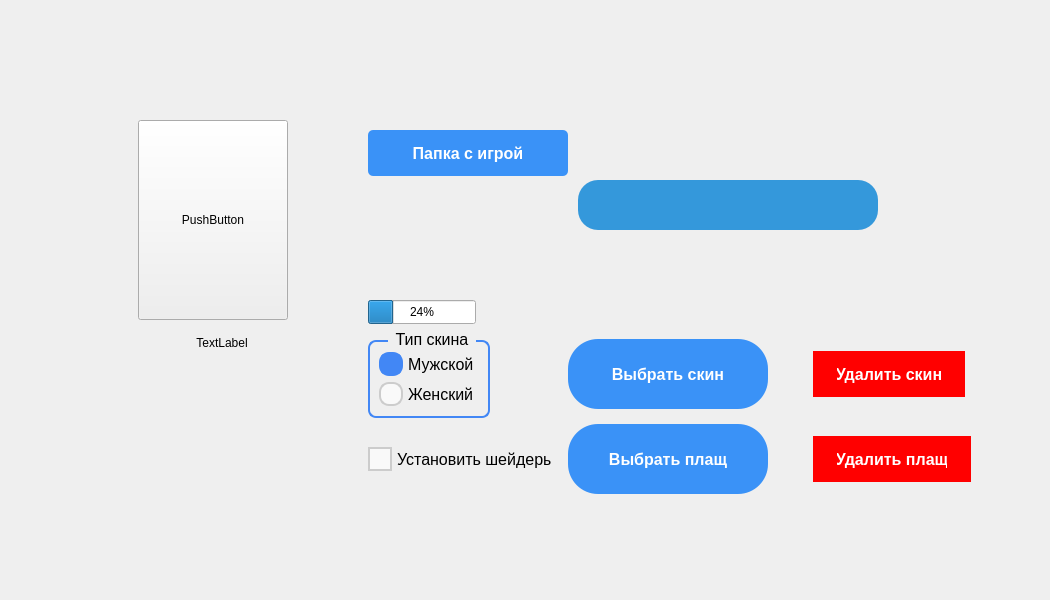
This is src/launcher/design/design.ui in izharus/tfc_halloween_launcher as Qt 5 draws it before an edit. The edited form follows.
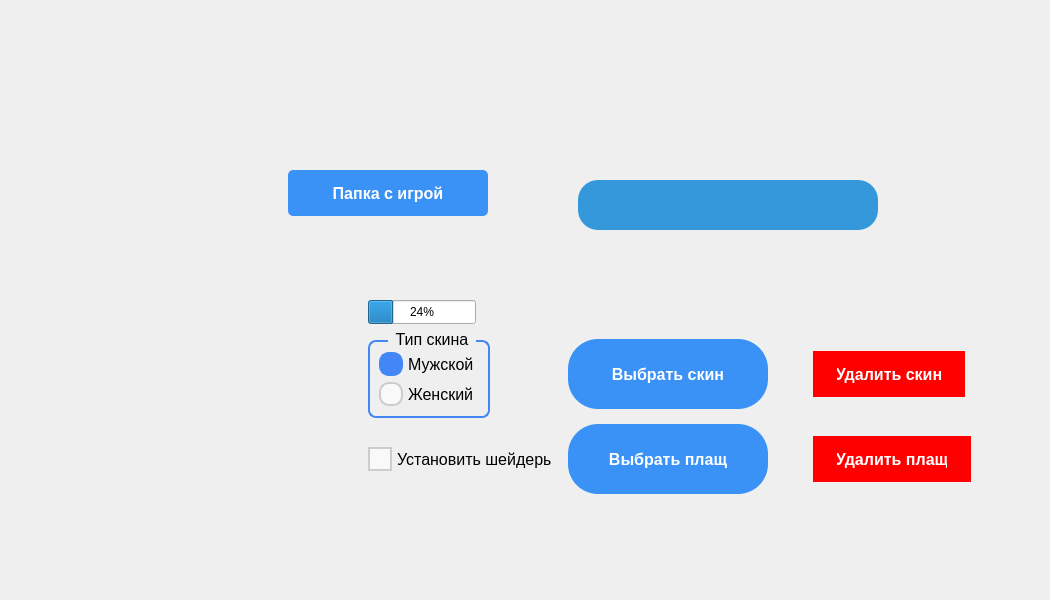
This is the edited form. The open tabs and pages were chosen to show the change. Icons and pictures are not drawn.

Patch:
```diff
--- a/src/launcher/design/design.ui
+++ b/src/launcher/design/design.ui
@@ -1196,37 +1196,7 @@
                 <height>240</height>
                </rect>
               </property>
-              <layout class="QVBoxLayout" name="verticalLayout_4">
-               <item>
-                <widget class="QPushButton" name="pushButton_3">
-                 <property name="minimumSize">
-                  <size>
-                   <width>150</width>
-                   <height>200</height>
-                  </size>
-                 </property>
-                 <property name="maximumSize">
-                  <size>
-                   <width>150</width>
-                   <height>200</height>
-                  </size>
-                 </property>
-                 <property name="text">
-                  <string>PushButton</string>
-                 </property>
-                </widget>
-               </item>
-               <item>
-                <widget class="QLabel" name="label">
-                 <property name="text">
-                  <string>TextLabel</string>
-                 </property>
-                 <property name="alignment">
-                  <set>Qt::AlignmentFlag::AlignCenter</set>
-                 </property>
-                </widget>
-               </item>
-              </layout>
+              <layout class="QVBoxLayout" name="verticalLayout_4"/>
              </widget>
              <widget class="QLabel" name="label_information_text">
               <property name="geometry">
@@ -1266,8 +1236,8 @@
              <widget class="QPushButton" name="pushButton_minecraft_dir_disable_long_tern_save">
               <property name="geometry">
                <rect>
-                <x>300</x>
-                <y>40</y>
+                <x>220</x>
+                <y>80</y>
                 <width>200</width>
                 <height>46</height>
                </rect>
```
Left out of the diff: 51 changed lines with no effect on the pictures.
